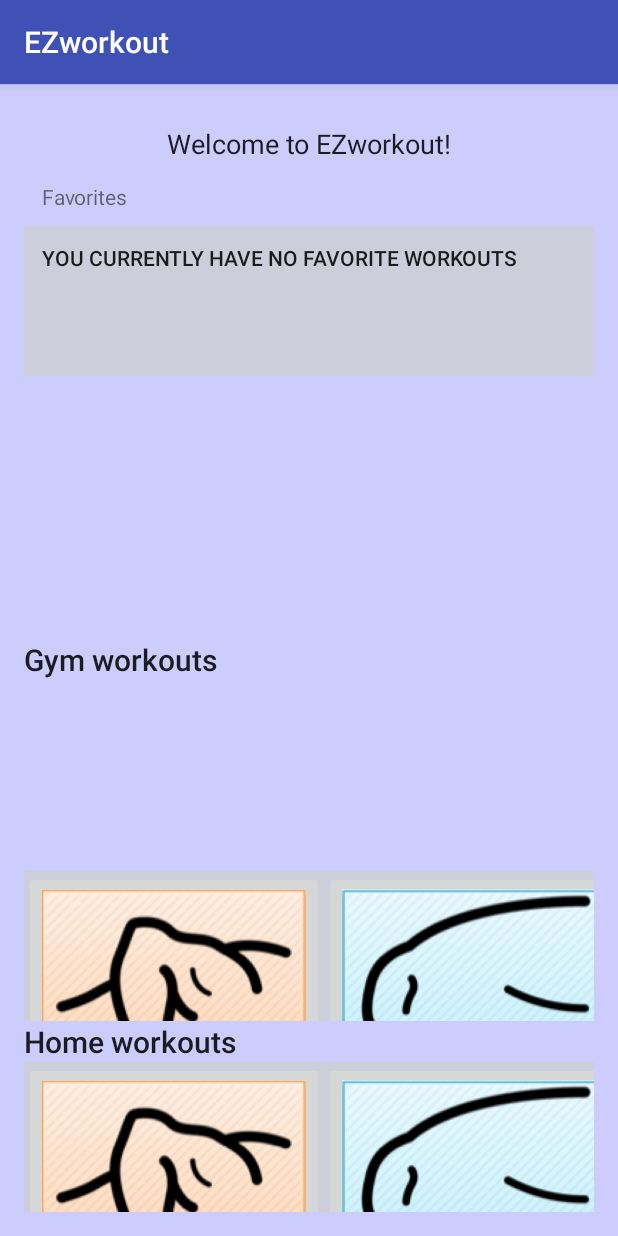
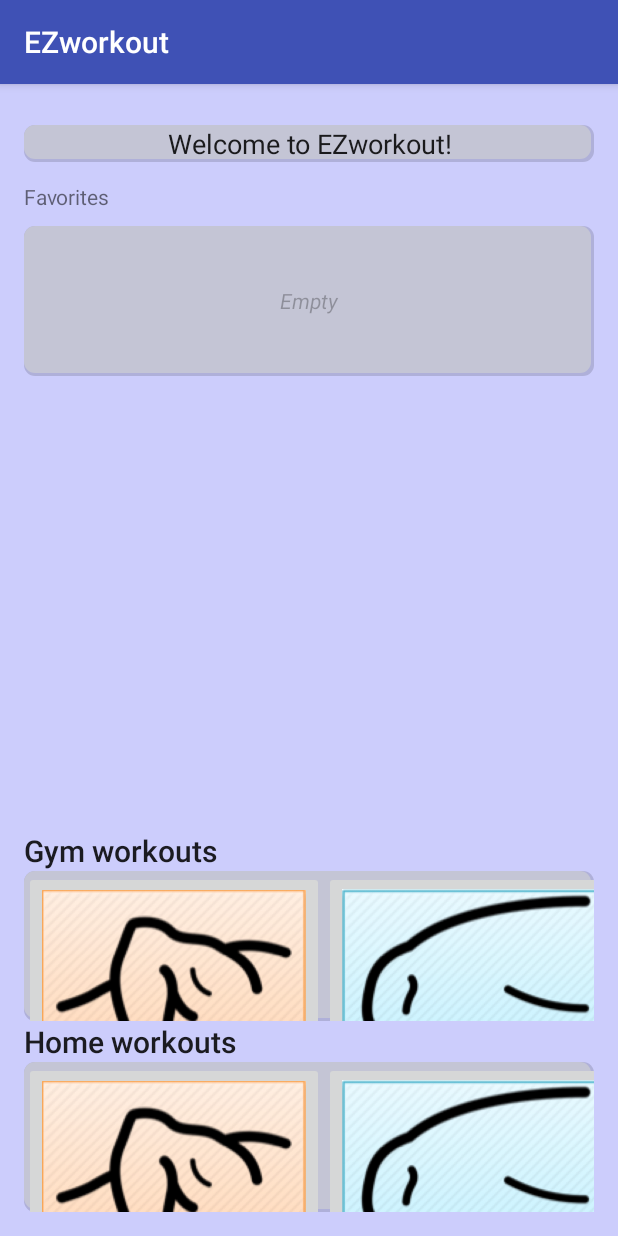
Before and after one commit to samTrent/EZ_workout, an Android app: the screen it shows after launch (homeActivity), on a phone screen of 412 x 824 dp. Run offline under Robolectric (Android 15) with nearby library versions, the phone set to English and light mode, and no system bars; libraries missing offline, so code that uses them is left out: com.j256.ormlite.

Commit message:
added some layout changes

```diff
--- a/app/src/main/java/com/example/samtrent/ezworkout/databaseHelper.java
+++ b/app/src/main/java/com/example/samtrent/ezworkout/databaseHelper.java
@@ -1,15 +1,14 @@
 package com.example.samtrent.ezworkout;
-
-import java.util.ArrayList;
-import java.util.List;
 
 import android.content.ContentValues;
 import android.content.Context;
 import android.database.Cursor;
-import android.database.sqlite.SQLiteConstraintException;
 import android.database.sqlite.SQLiteDatabase;
 import android.database.sqlite.SQLiteOpenHelper;
 import android.util.Log;
+
+import java.util.ArrayList;
+import java.util.List;
 
 
 
@@ -19,7 +18,7 @@ public class databaseHelper extends SQLiteOpenHelper {
     private static final String LOG = databaseHelper.class.getName();
 
     private static final String DATABASE_NAME = "OurDatabase";
-    private static final int DATABASE_VERSION = 37;
+    private static final int DATABASE_VERSION = 41;
 
     // Workouts table and columns name
     private static final String TABLE_WORKOUTS = "Workouts";
--- a/app/src/main/java/com/example/samtrent/ezworkout/homeActivity.java
+++ b/app/src/main/java/com/example/samtrent/ezworkout/homeActivity.java
@@ -2,20 +2,15 @@ package com.example.samtrent.ezworkout;
 
 import android.content.Intent;
 import android.graphics.Typeface;
-import android.graphics.drawable.Drawable;
 import android.os.Bundle;
 import android.support.v7.app.AppCompatActivity;
 import android.util.Log;
 import android.view.Gravity;
 import android.view.View;
-import android.view.ViewGroup;
-import android.widget.Button;
 import android.widget.ImageButton;
 import android.widget.ImageView;
 import android.widget.LinearLayout;
 import android.widget.ListView;
-import android.widget.RelativeLayout;
-import android.widget.ScrollView;
 import android.widget.TextView;
 
 import java.util.List;
@@ -52,7 +47,7 @@ public class homeActivity extends AppCompatActivity {
         if (my_fav_list.size() == 0) {
 
             tv = (TextView) findViewById(R.id.textView3);
-            tv.setText("You currently have no favorite workouts!");
+            tv.setText("");
             //tv.setTextSize(20);
             //tv.setGravity(Gravity.CENTER);
             //tv.setTypeface(null, Typeface.BOLD);
@@ -66,7 +61,7 @@ public class homeActivity extends AppCompatActivity {
             tv = (TextView) findViewById(R.id.textView3);
             tv.setText("");
 
-            Log.d("fish", "onCreate: fishy");
+
             for (Workout w : my_fav_list) {
                 add_My_Workout_Button(w);
             }
@@ -103,7 +98,8 @@ public class homeActivity extends AppCompatActivity {
         if (my_fav_list.size() == 0) {
 
             tv = (TextView) findViewById(R.id.textView3);
-            tv.setText("You currently have no favorite workouts");
+            tv.setGravity(Gravity.CENTER);
+            tv.setText("Empty");
 
         }
         else if (my_fav_list.size() != 0) {
--- a/app/src/main/res/drawable/shap.xml
+++ b/app/src/main/res/drawable/shap.xml
@@ -1,28 +1,20 @@
 <?xml version="1.0" encoding="utf-8"?>
-<selector xmlns:android="http://schemas.android.com/apk/res/android">
-    <shape
-        xmlns:android="http://schemas.android.com/apk/res/android"
-        android:shape="rectangle"   >
+<layer-list xmlns:android="http://schemas.android.com/apk/res/android">
+    <item>
+        <shape android:shape="rectangle">
+            <solid android:color="#24000000"/>
+            <corners android:radius="7dp" />
+        </shape>
+    </item>
 
-        <solid
-            android:color="#bccecfcf" >
-        </solid>
-
-        <stroke
-            android:width="2dp"
-            android:color="#bccecfcf" >
-        </stroke>
-
-        <padding
-            android:left="5dp"
-            android:top="5dp"
-            android:right="5dp"
-            android:bottom="5dp"    >
-        </padding>
-
-        <corners
-            android:radius="11dp"   >
-        </corners>
-
-    </shape>
-</selector>
+    <item
+        android:left="0dp"
+        android:right="2dp"
+        android:top="0dp"
+        android:bottom="2dp">
+        <shape android:shape="rectangle">
+            <solid android:color="#c4c5d5"/>
+            <corners android:radius="7dp" />
+        </shape>
+    </item>
+</layer-list>
--- a/app/src/main/res/layout/activity_home.xml
+++ b/app/src/main/res/layout/activity_home.xml
@@ -13,9 +13,11 @@
     tools:context="com.example.samtrent.ezworkout.homeActivity">
 
     <TextView
-        android:layout_width="wrap_content"
+        android:layout_width="match_parent"
         android:layout_height="wrap_content"
         android:text="Welcome to EZworkout!"
+        android:gravity="center"
+        android:background="@drawable/shap"
         android:layout_alignParentTop="true"
         android:layout_centerHorizontal="true"
         android:layout_marginTop="11dp"
@@ -33,7 +35,7 @@
         android:layout_height="100dp"
         android:id="@+id/horizontalScrollView"
         android:layout_alignParentBottom="true"
-        android:background="#bccecfcf"
+        android:background="@drawable/shap"
         android:layout_alignParentStart="true">
 
 
@@ -55,12 +57,12 @@
     <HorizontalScrollView
         android:layout_width="match_parent"
         android:layout_height="100dp"
+        android:paddingLeft="0dp"
+        android:paddingRight="0dp"
         android:id="@+id/horizontalScrollViewTop"
         android:layout_above="@+id/textView4"
-
-        android:background="#bccecfcf"
-        android:layout_alignParentStart="true">
-
+        android:background="@drawable/shap">
+        <!--android:background="#bccecfcf"-->
 
 
         <LinearLayout
@@ -76,31 +78,12 @@
     </HorizontalScrollView>
 
     <TextView
-        android:text="Favorites"
-        android:layout_width="wrap_content"
-        android:layout_height="wrap_content"
-        android:id="@+id/textView2"
-        android:layout_marginStart="12dp"
-        android:layout_marginTop="13dp"
-        android:layout_below="@+id/textView"
-        android:layout_alignParentStart="true" />
-
-    <TextView
         android:text="Home workouts"
         android:layout_width="wrap_content"
         android:layout_height="wrap_content"
         android:id="@+id/textView4"
         android:textAppearance="@style/TextAppearance.AppCompat.Widget.ActionBar.Title"
         android:layout_above="@+id/horizontalScrollView"
-        android:layout_alignParentStart="true" />
-
-    <TextView
-        android:text="Gym workouts"
-        android:layout_width="wrap_content"
-        android:layout_height="wrap_content"
-        android:id="@+id/textView5"
-        android:textAppearance="@style/TextAppearance.AppCompat.Widget.ActionBar.Title"
-        android:layout_centerVertical="true"
         android:layout_alignParentStart="true" />
 
 
@@ -111,8 +94,8 @@
         android:layout_height="100dp"
         android:id="@+id/horizontalFavoritScrollView"
         android:layout_marginTop="10dp"
+        android:background="@drawable/shap"
         android:layout_below="@+id/textView2"
-        android:background="#bccecfcf"
         android:layout_alignParentStart="true">
 
     <LinearLayout
@@ -129,15 +112,36 @@
     </HorizontalScrollView>
 
     <TextView
-        android:text="You currently have no favorite workouts!"
+        android:text="Empty"
+        android:textColor="#46010000"
         android:layout_width="400dp"
         android:layout_height="20dp"
+        android:textStyle="italic"
+        android:gravity="center"
         android:id="@+id/textView3"
         android:layout_weight="1"
-        android:textAppearance="@style/TextAppearance.AppCompat.Button"
-        android:layout_marginTop="11dp"
+        android:textAppearance="@style/TextAppearance.AppCompat.Body1"
+        android:layout_alignBottom="@+id/horizontalFavoritScrollView"
         android:layout_alignTop="@+id/horizontalFavoritScrollView"
-        android:layout_alignStart="@+id/textView2" />
+        android:layout_alignParentStart="true" />
+
+    <TextView
+        android:text="Gym workouts"
+        android:layout_width="wrap_content"
+        android:layout_height="wrap_content"
+        android:id="@+id/textView5"
+        android:textAppearance="@style/TextAppearance.AppCompat.Widget.ActionBar.Title"
+        android:layout_above="@+id/horizontalScrollViewTop"
+        android:layout_alignParentStart="true" />
+
+    <TextView
+        android:text="Favorites"
+        android:layout_width="wrap_content"
+        android:layout_height="wrap_content"
+        android:id="@+id/textView2"
+        android:layout_marginTop="13dp"
+        android:layout_below="@+id/textView"
+        android:layout_alignParentStart="true" />
 
 
 </RelativeLayout>
--- a/app/src/main/res/layout/activity_workout_display.xml
+++ b/app/src/main/res/layout/activity_workout_display.xml
@@ -43,7 +43,7 @@
                 android:layout_width="match_parent"
                 android:layout_height="47dp"
                 android:id="@+id/workoutTitle"
-                android:background="#bccecfcf"
+                android:background="@drawable/shap"
                 android:textAppearance="@style/TextAppearance.AppCompat.Large"
 
 
@@ -67,7 +67,7 @@
                 android:paddingBottom="1dp"
                 android:paddingLeft="@dimen/activity_horizontal_margin"
                 android:paddingRight="@dimen/activity_horizontal_margin"
-                android:background="#bccecfcf"
+                android:background="@drawable/shap"
                 android:src="@drawable/hammercurl"/>
 
             <TextView
@@ -78,7 +78,7 @@
                 app:layout_constraintBottom_toBottomOf="parent"
                 android:layout_marginBottom="16dp"
                 android:layout_marginTop="8dp"
-                android:background="#bccecfcf"
+                android:background="@drawable/shap"
                 app:layout_constraintTop_toBottomOf="@+id/workoutTitle"
                 android:layout_width="match_parent"
                 android:layout_weight="0.93" />
```
